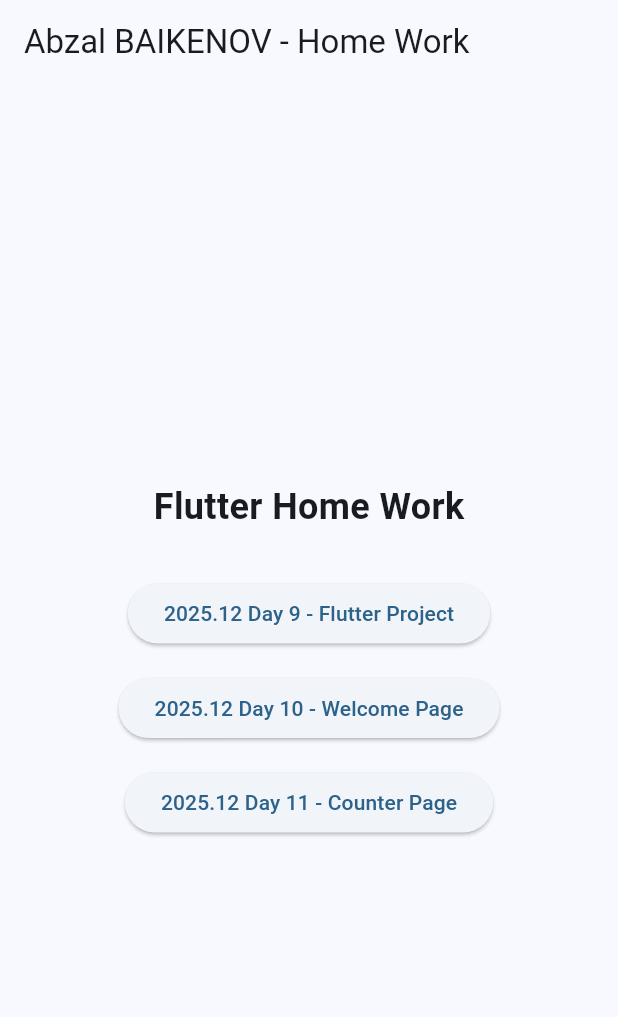
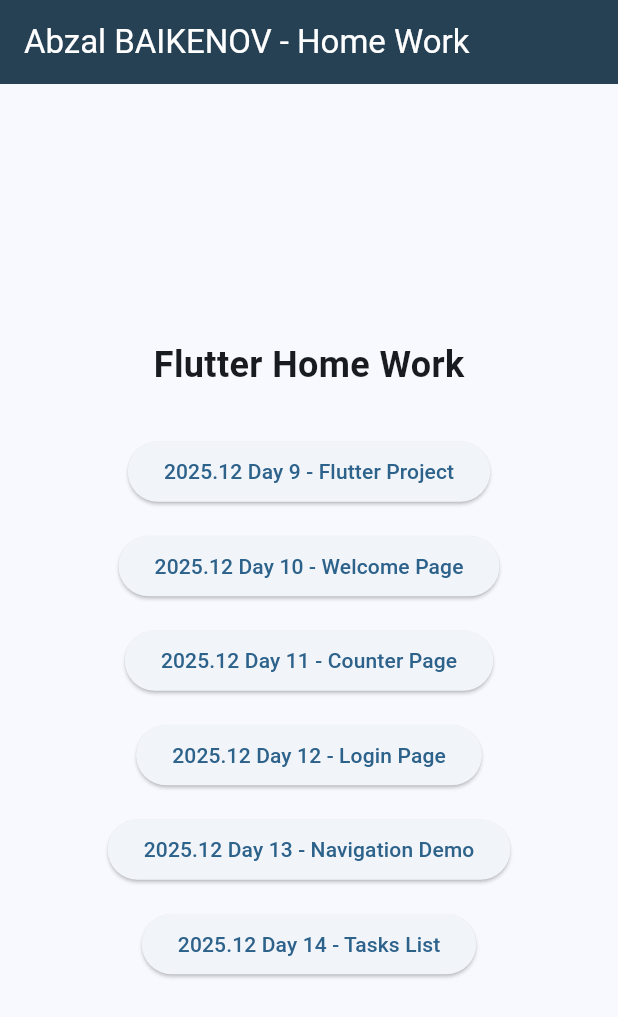
Before and after one commit to Abzal-BA/flutter_hw_Abzal, a Flutter app: the screen it shows after launch, on a phone screen of 412 x 824 dp. Shown: the top 1017 px of the screen. Run offline on Flutter 3.47's test engine with Material 3 defaults, Android fonts, the light colour scheme and no system bars.

Commit message:
Day14 task list creation

```diff
--- a/lib/main.dart
+++ b/lib/main.dart
@@ -2,12 +2,16 @@
 import 'y00_DAY09_flutterProject.dart';
 import 'z00_DAY10_welcomePage.dart';
 import 'z01_DAY11_counterPage.dart';
-
+import 'z01_DAY12_loginPage.dart';
+import 'z01_DAY13_detailScreen.dart';
+import 'z01_DAY14_taskList.dart';
 
 // Day 09 Flutter - 01.12.2025
 // Day 10 Flutter - 06.12.2025
 // Day 11 Flutter - 07.12.2025
-
+// Day 12 Flutter - 15.12.2025
+// Day 13 Flutter - 16.12.2025
+// Day 14 Flutter - 20.12.2025
 
 void main() {
   runApp(const MainApp());
@@ -22,15 +26,18 @@
       title: 'Flutter App',
       theme: ThemeData(
         useMaterial3: true,
-        colorScheme: ColorScheme.fromSeed(seedColor: const Color.fromARGB(255, 40, 80, 112)),
+        colorScheme: ColorScheme.fromSeed(
+          seedColor: const Color.fromARGB(255, 40, 80, 112),
+        ),
       ),
       home: const HomePage(),
       debugShowCheckedModeBanner: false,
-      builder: (context, child) { return RepaintBoundary(child: child!); },
+      builder: (context, child) {
+        return RepaintBoundary(child: child!);
+      },
     );
   }
 }
-
 
 class HomePage extends StatelessWidget {
   const HomePage({super.key});
@@ -40,6 +47,8 @@
     return Scaffold(
       appBar: AppBar(
         title: const Text('Abzal BAIKENOV - Home Work'),
+        foregroundColor: Colors.white,
+        backgroundColor: const Color.fromARGB(255, 38, 64, 84),
       ),
       body: Center(
         child: Column(
@@ -64,6 +73,21 @@
               title: '2025.12 Day 11 - Counter Page',
               page: CounterPage(),
             ),
+            const SizedBox(height: 15),
+            _NavigationButton(
+              title: '2025.12 Day 12 - Login Page',
+              page: LoginPage(),
+            ),
+            const SizedBox(height: 15),
+            _NavigationButton(
+              title: '2025.12 Day 13 - Navigation Demo',
+              page: MainScreen(),
+            ),
+            const SizedBox(height: 15),
+            _NavigationButton(
+              title: '2025.12 Day 14 - Tasks List',
+              page: TasksListScreen(),
+            ),
           ],
         ),
       ),
@@ -75,21 +99,13 @@
   final String title;
   final Widget page;
 
-  const _NavigationButton({
-    required this.title,
-    required this.page,
-  });
+  const _NavigationButton({required this.title, required this.page});
 
   @override
   Widget build(BuildContext context) {
     return ElevatedButton(
       onPressed: () {
-        Navigator.push(
-          context,
-          MaterialPageRoute(
-            builder: (context) => page,
-          ),
-        );
+        Navigator.push(context, MaterialPageRoute(builder: (context) => page));
       },
       child: Text(title),
     );
--- a/lib/y00_DAY09_flutterProject.dart
+++ b/lib/y00_DAY09_flutterProject.dart
@@ -33,7 +33,8 @@
     return Scaffold(
       appBar: AppBar(
         title: Text(widget.title),
-        backgroundColor: Theme.of(context).colorScheme.inversePrimary,
+        foregroundColor: Colors.white,
+        backgroundColor: const Color.fromARGB(255, 38, 64, 84),
       ),
       body: Center(
         child: Column(
--- a/lib/z00_DAY10_welcomePage.dart
+++ b/lib/z00_DAY10_welcomePage.dart
@@ -34,7 +34,8 @@
     return Scaffold(
       appBar: AppBar(
         title: Text(widget.title),
-        backgroundColor: Theme.of(context).colorScheme.inversePrimary,
+        foregroundColor: Colors.white,
+        backgroundColor: const Color.fromARGB(255, 38, 64, 84),
       ),
       body: Center(
         child: Padding(
--- a/lib/z01_DAY11_counterPage.dart
+++ b/lib/z01_DAY11_counterPage.dart
@@ -35,7 +35,8 @@
     return Scaffold(
       appBar: AppBar(
         title: const Text('Day 11 - Counter Page'),
-        backgroundColor: Theme.of(context).colorScheme.inversePrimary,
+        foregroundColor: Colors.white,
+        backgroundColor: const Color.fromARGB(255, 38, 64, 84),
       ),
       body: Center(
         child: Column(
```
Also changed, not shown: lib/z01_DAY14_taskList.dart (added, +115 -0 lines).
